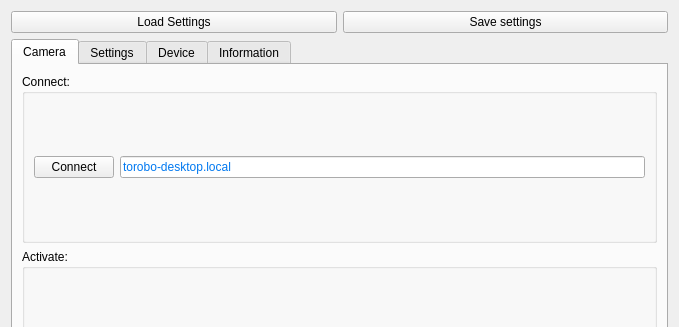
The window that toroboeye_gui/resource/toroboeye_operator.ui (TokyoRobotics/toroboeye_ros) describes before a commit, drawn with Qt 5; both pictures show x 0 to 679 and y 0 to 327 of the 679 by 963 pixel window.
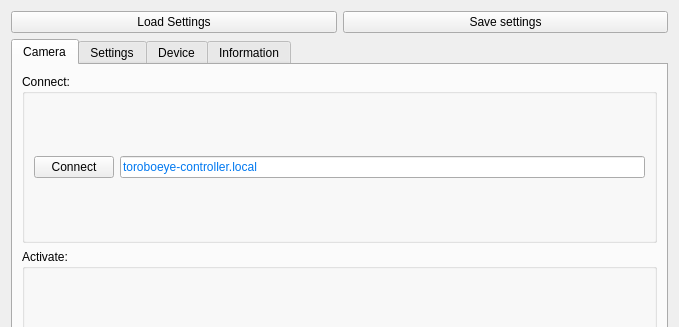
The same window after the commit.

Commit message: support toroboeye-0.9.0 at noetic-devel

Diff of the .ui file:
```diff
--- a/toroboeye_gui/resource/toroboeye_operator.ui
+++ b/toroboeye_gui/resource/toroboeye_operator.ui
@@ -103,7 +103,7 @@
              </font>
             </property>
             <property name="text">
-             <string>torobo-desktop.local</string>
+             <string>toroboeye-controller.local</string>
             </property>
            </widget>
           </item>
```
The commit also changes 11 other files.
